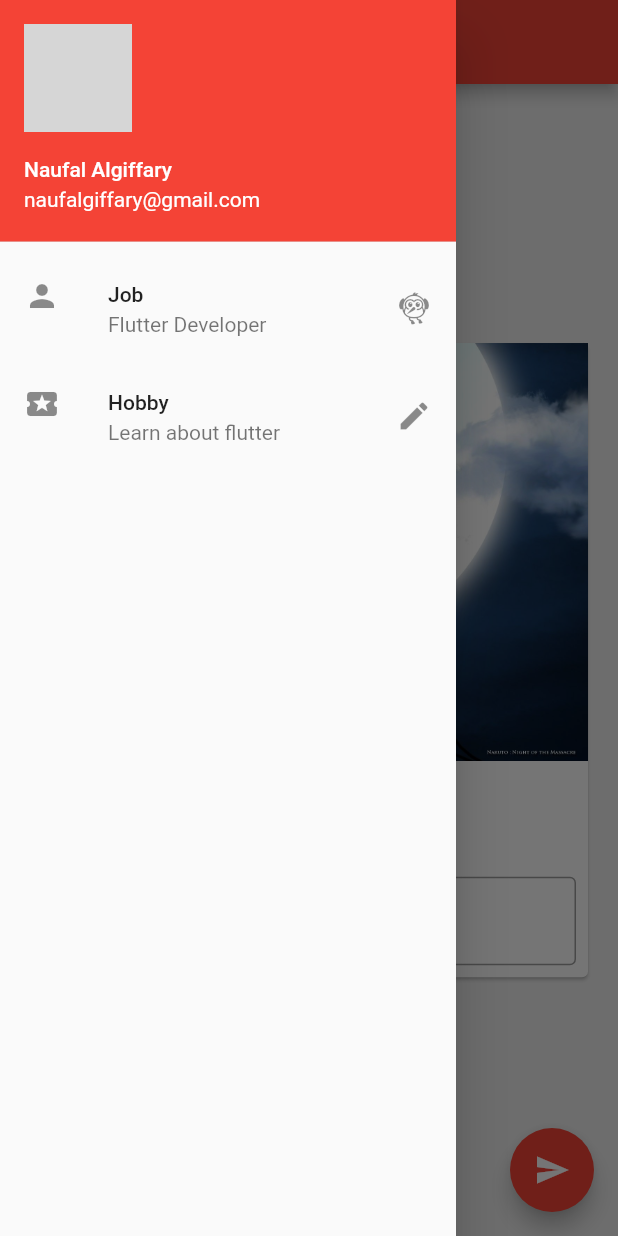
After one commit to naufalgiffary/my_app, a Flutter app: the screen it shows after launch, with the side drawer open, on a phone screen of 412 x 824 dp. The commit adds this screen. Run offline on Flutter 3.47's test engine with Material 2 defaults, Android fonts, the phone set to English and light mode, and no system bars; network calls fail; grey boxes are pictures that could not be loaded.

Commit message:
organizing file/folder flutter

```diff
--- /dev/null
+++ b/lib/drawer.dart
@@ -0,0 +1,37 @@
+import 'package:flutter/material.dart';
+
+class appDrawer extends StatelessWidget {
+  const appDrawer({Key? key}) : super(key: key);
+
+  @override
+  Widget build(BuildContext context) {
+    return Drawer(
+      child: ListView(
+        padding: const EdgeInsets.all(0),
+        children: <Widget>[
+          const UserAccountsDrawerHeader(
+            accountName: Text("Naufal Algiffary"),
+            accountEmail: Text("naufalgiffary@gmail.com"),
+            currentAccountPicture: CircleAvatar(
+                backgroundImage: NetworkImage(
+                    "https://media.istockphoto.com/photos/male-programmer-working-on-new-project-picture-id1274948583?s=612x612")),
+          ),
+          ListTile(
+            leading: const Icon(Icons.person),
+            title: const Text("Job"),
+            subtitle: const Text("Flutter Developer"),
+            trailing: const Icon(Icons.flutter_dash_sharp),
+            onTap: () {},
+          ),
+          ListTile(
+            leading: const Icon(Icons.local_activity),
+            title: const Text("Hobby"),
+            subtitle: const Text("Learn about flutter"),
+            trailing: const Icon(Icons.edit),
+            onTap: () {},
+          ),
+        ],
+      ),
+    );
+  }
+}
--- /dev/null
+++ b/lib/home_card.dart
@@ -0,0 +1,46 @@
+import 'package:flutter/material.dart';
+
+class HomeCard extends StatelessWidget {
+  const HomeCard({
+    Key? key,
+    required this.myDesire,
+    required TextEditingController desireController,
+  })  : _desireController = desireController,
+        super(key: key);
+
+  final String myDesire;
+  final TextEditingController _desireController;
+
+  @override
+  Widget build(BuildContext context) {
+    return Card(
+      child: Column(
+        children: <Widget>[
+          Image.asset(
+            "assets/itachi.jpg",
+          ),
+          const SizedBox(height: 20),
+          Text(
+            myDesire,
+            style: TextStyle(
+                fontWeight: FontWeight.bold,
+                fontSize: 25,
+                color: Colors.orange),
+          ),
+          SizedBox(
+            height: 20,
+          ),
+          Padding(
+            padding: const EdgeInsets.all(8.0),
+            child: TextField(
+                controller: _desireController,
+                decoration: InputDecoration(
+                    hintText: "What is your desire?",
+                    labelText: "Dream",
+                    border: OutlineInputBorder())),
+          )
+        ],
+      ),
+    );
+  }
+}
--- /dev/null
+++ b/lib/pages/home_page.dart
@@ -0,0 +1,50 @@
+import 'package:flutter/material.dart';
+
+import '../drawer.dart';
+import '../home_card.dart';
+
+class HomePage extends StatefulWidget {
+  @override
+  State<HomePage> createState() => _HomePageState();
+}
+
+class _HomePageState extends State<HomePage> {
+  var myDesire = "Amaterasu";
+  TextEditingController _desireController = TextEditingController();
+
+  @override
+  void initState() {
+    super.initState();
+  }
+
+  @override
+  void dispose() {
+    super.dispose();
+  }
+
+  @override
+  Widget build(BuildContext context) {
+    return Scaffold(
+      backgroundColor: Colors.grey[200],
+      appBar: AppBar(
+        title: const Text("Flutter Testing App"),
+      ),
+      body: Center(
+        child: Padding(
+          padding: const EdgeInsets.all(16.0),
+          child: SingleChildScrollView(
+            child: HomeCard(
+                myDesire: myDesire, desireController: _desireController),
+          ),
+        ),
+      ),
+      drawer: appDrawer(),
+      floatingActionButton: FloatingActionButton(
+          onPressed: () {
+            myDesire = _desireController.text;
+            setState(() {});
+          },
+          child: const Icon(Icons.send)),
+    );
+  }
+}
```
Also changed, not shown: lib/main.dart (+7 -95 lines), 1 other file.
